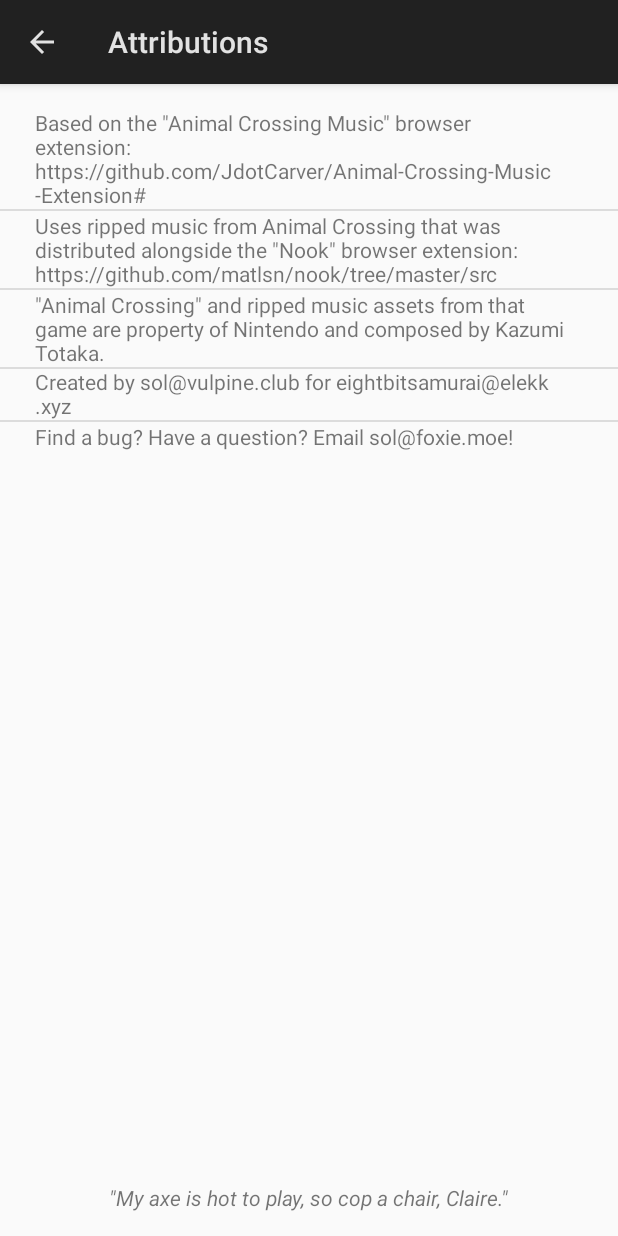
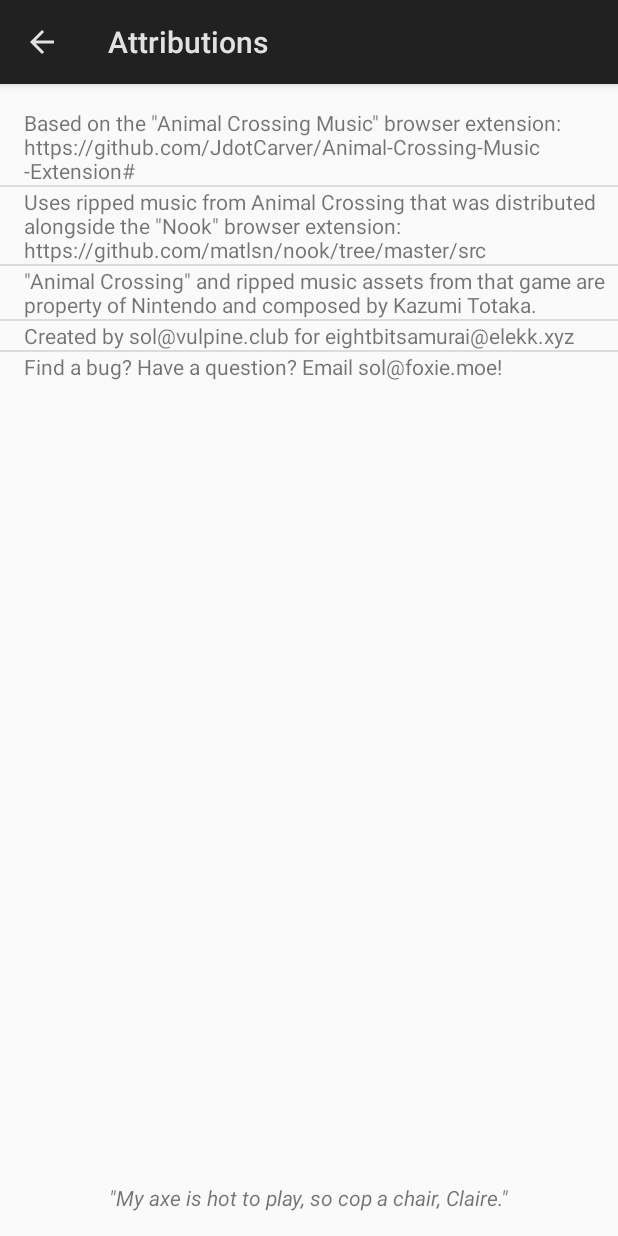
Before and after one commit to sol-foxie/acmusic, an Android app: the Attributions screen opened directly, with no data from a screen before it, on a phone screen of 412 x 824 dp. Run offline under Robolectric (Android 15) with nearby library versions, the phone set to English and light mode, and no system bars.

Commit message:
tidy layout XML

```diff
--- a/app/src/main/res/layout/activity_attributions.xml
+++ b/app/src/main/res/layout/activity_attributions.xml
@@ -5,94 +5,58 @@
         xmlns:app="http://schemas.android.com/apk/res-auto"
         android:layout_width="match_parent"
         android:layout_height="match_parent"
+        android:orientation="vertical"
         tools:context=".Attributions">
+
+    <LinearLayout
+            android:divider="?android:attr/listDivider"
+            android:showDividers="middle"
+            android:orientation="vertical"
+            android:adjustViewBounds="true"
+            android:layout_width="match_parent"
+            android:layout_height="match_parent"
+            android:layout_marginTop="16dp">
+        <TextView
+                android:text="@string/attributions_chrome_extension"
+                android:textIsSelectable="true"
+                android:layout_marginStart="16dp"
+                android:layout_width="match_parent"
+                android:layout_height="wrap_content"/>
+        <TextView
+                android:text="@string/attributions_nook_extension"
+                android:textIsSelectable="true"
+                android:layout_marginStart="16dp"
+                android:layout_width="match_parent"
+                android:layout_height="wrap_content"/>
+        <TextView
+                android:text="@string/attributions_nintendo"
+                android:textIsSelectable="true"
+                android:layout_marginStart="16dp"
+                android:layout_width="match_parent"
+                android:layout_height="wrap_content"/>
+        <TextView
+                android:text="@string/attributions_commission"
+                android:textIsSelectable="true"
+                android:layout_marginStart="16dp"
+                android:layout_width="match_parent"
+                android:layout_height="wrap_content"/>
+        <TextView
+                android:text="@string/attributions_contact"
+                android:textIsSelectable="true"
+                android:layout_marginStart="16dp"
+                android:layout_width="match_parent"
+                android:layout_height="wrap_content"/>
+    </LinearLayout>
 
     <TextView
             android:text='"My axe is hot to play, so cop a chair, Claire."'
             android:textStyle="italic"
-            android:layout_width="wrap_content"
-            android:layout_height="wrap_content"
-            android:id="@+id/misc" app:layout_constraintStart_toStartOf="parent"
-            android:layout_marginStart="54dp" app:layout_constraintEnd_toEndOf="parent"
-            android:layout_marginEnd="54dp" android:layout_marginBottom="16dp"
-            app:layout_constraintBottom_toBottomOf="parent"/>
-    <View
-            android:id="@+id/divider3"
-            android:layout_width="match_parent"
-            android:layout_height="1dp"
-            android:background="?android:attr/listDivider"
+            android:layout_marginStart="54dp"
+            android:layout_marginEnd="54dp"
+            android:layout_marginBottom="16dp"
             app:layout_constraintStart_toStartOf="parent"
             app:layout_constraintEnd_toEndOf="parent"
-            app:layout_constraintHorizontal_bias="0.0" app:layout_constraintTop_toBottomOf="@+id/textView3"/>
-    <TextView
-            android:layout_width="355dp"
-            android:layout_height="wrap_content"
-            android:id="@+id/textView3"
-            android:textIsSelectable="true"
-            app:layout_constraintEnd_toEndOf="parent" app:layout_constraintStart_toStartOf="parent"
-            app:layout_constraintHorizontal_bias="0.384"
-            android:layout_marginStart="8dp" android:layout_marginEnd="8dp"
-            android:text="@string/attributions_nintendo"
-            app:layout_constraintTop_toBottomOf="@+id/divider2"/>
-    <TextView
-            android:layout_width="355dp"
-            android:layout_height="wrap_content"
-            android:id="@+id/textView" app:layout_constraintTop_toTopOf="parent"
-            android:textIsSelectable="true"
-            app:layout_constraintEnd_toEndOf="parent" app:layout_constraintStart_toStartOf="parent"
-            app:layout_constraintHorizontal_bias="0.384" android:layout_marginTop="16dp"
-            android:layout_marginStart="8dp" android:layout_marginEnd="8dp"
-            android:text="@string/attributions_chrome_extension"/>
-    <TextView
-            android:layout_width="355dp"
-            android:layout_height="wrap_content"
-            android:id="@+id/textView4"
-            android:textIsSelectable="true"
-            app:layout_constraintEnd_toEndOf="parent" app:layout_constraintStart_toStartOf="parent"
-            app:layout_constraintHorizontal_bias="0.384"
-            android:layout_marginStart="8dp" android:layout_marginEnd="8dp"
-            android:text="@string/attributions_commission"
-            app:layout_constraintTop_toBottomOf="@+id/textView3"/>
-    <TextView
-            android:layout_width="355dp"
-            android:layout_height="wrap_content"
-            android:id="@+id/textView5"
-            android:textIsSelectable="true"
-            app:layout_constraintEnd_toEndOf="parent" app:layout_constraintStart_toStartOf="parent"
-            app:layout_constraintHorizontal_bias="0.384"
-            android:layout_marginStart="8dp" android:layout_marginEnd="8dp"
-            android:text="@string/attributions_contact"
-            app:layout_constraintTop_toBottomOf="@+id/divider4"/>
-    <TextView
-            android:layout_width="355dp"
-            android:layout_height="wrap_content"
-            android:id="@+id/textView2"
-            android:textIsSelectable="true"
-            app:layout_constraintEnd_toEndOf="parent" app:layout_constraintStart_toStartOf="parent"
-            app:layout_constraintHorizontal_bias="0.384"
-            android:layout_marginStart="8dp" android:layout_marginEnd="8dp"
-            android:text="@string/attributions_nook_extension"
-            app:layout_constraintTop_toBottomOf="@+id/divider1"/>
-    <View
-            android:id="@+id/divider1"
-            android:layout_width="match_parent"
-            android:layout_height="1dp"
-            android:background="?android:attr/listDivider"
-            app:layout_constraintStart_toStartOf="parent"
-            app:layout_constraintEnd_toEndOf="parent"
-            app:layout_constraintHorizontal_bias="0.0" app:layout_constraintTop_toBottomOf="@+id/textView"/>
-    <View
-            android:id="@+id/divider2"
-            android:layout_width="match_parent"
-            android:layout_height="1dp"
-            android:background="?android:attr/listDivider"
-            app:layout_constraintTop_toBottomOf="@+id/textView2" app:layout_constraintStart_toStartOf="parent"
-            app:layout_constraintEnd_toEndOf="parent"/>
-    <View
-            android:id="@+id/divider4"
-            android:layout_width="match_parent"
-            android:layout_height="1dp"
-            android:background="?android:attr/listDivider"
-            app:layout_constraintStart_toStartOf="parent"
-            app:layout_constraintEnd_toEndOf="parent" app:layout_constraintTop_toBottomOf="@+id/textView4"/>
+            app:layout_constraintBottom_toBottomOf="parent"
+            android:layout_width="wrap_content"
+            android:layout_height="wrap_content"/>
 </android.support.constraint.ConstraintLayout>
```
Also changed, not shown: app/src/main/res/layout/activity_debug.xml (+28 -46 lines), app/src/main/res/layout/activity_main.xml (+22 -18 lines), app/src/main/res/layout/activity_settings.xml (+41 -42 lines).
